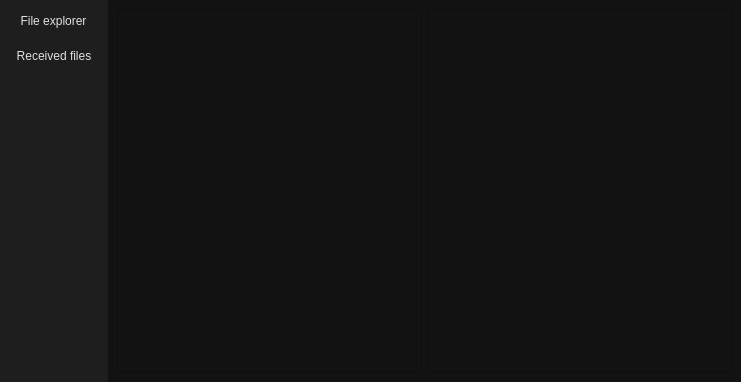
Above: mainwindow.ui from anachuri/sktServer before the change. Below: the same form after it.
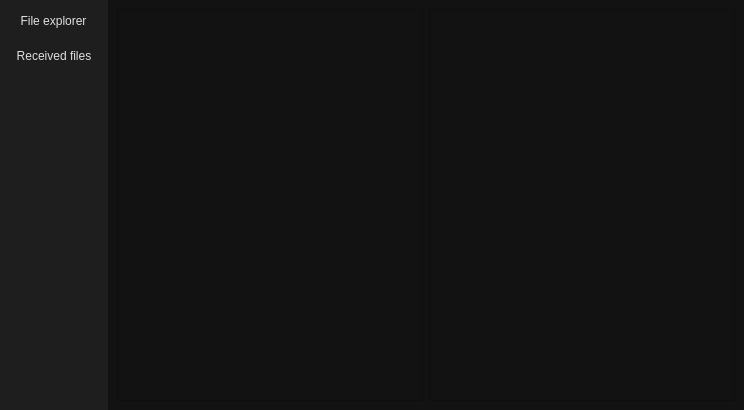
That is the form after the change. Icons and pictures are not drawn.

Commit message: agrego stacked widget para lograr un sidebar

What changed in the file:
```diff
--- a/mainwindow.ui
+++ b/mainwindow.ui
@@ -6,8 +6,8 @@
    <rect>
     <x>0</x>
     <y>0</y>
-    <width>741</width>
-    <height>382</height>
+    <width>744</width>
+    <height>410</height>
    </rect>
   </property>
   <property name="windowTitle">
@@ -284,12 +284,51 @@
 }</string>
   </property>
   <widget class="QWidget" name="centralwidget">
-   <layout class="QGridLayout" name="gridLayout">
-    <item row="0" column="1">
-     <widget class="QTreeView" name="treeView"/>
-    </item>
-    <item row="0" column="2">
-     <widget class="QListView" name="listView"/>
+   <layout class="QHBoxLayout" name="horizontalLayout">
+    <item>
+     <widget class="QStackedWidget" name="stackedWidget">
+      <widget class="QWidget" name="page">
+       <layout class="QHBoxLayout" name="horizontalLayout_2">
+        <property name="leftMargin">
+         <number>0</number>
+        </property>
+        <property name="topMargin">
+         <number>0</number>
+        </property>
+        <property name="rightMargin">
+         <number>0</number>
+        </property>
+        <property name="bottomMargin">
+         <number>0</number>
+        </property>
+        <item>
+         <widget class="QTreeView" name="treeView"/>
+        </item>
+        <item>
+         <widget class="QListView" name="listView"/>
+        </item>
+       </layout>
+      </widget>
+      <widget class="QWidget" name="page_2">
+       <layout class="QVBoxLayout" name="verticalLayout">
+        <property name="leftMargin">
+         <number>0</number>
+        </property>
+        <property name="topMargin">
+         <number>0</number>
+        </property>
+        <property name="rightMargin">
+         <number>0</number>
+        </property>
+        <property name="bottomMargin">
+         <number>0</number>
+        </property>
+        <item>
+         <widget class="QListView" name="listView_2"/>
+        </item>
+       </layout>
+      </widget>
+     </widget>
     </item>
    </layout>
   </widget>
```
The commit also changes 2 other files.
